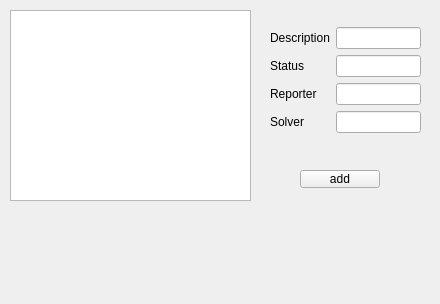
Above: gui/gui.ui from 913-Horvath-Krisztina/OOP-mock-exam0 before the change. Below: the same form after it.
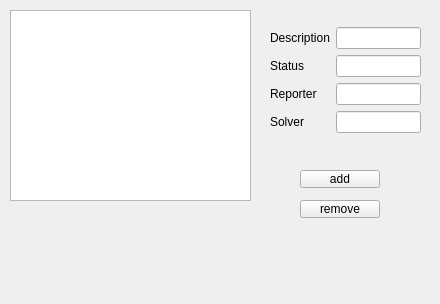
That is the form after the change.

```diff
--- a/gui/gui.ui
+++ b/gui/gui.ui
@@ -36,6 +36,19 @@
     <string>add</string>
    </property>
   </widget>
+  <widget class="QPushButton" name="remove_pushButton">
+   <property name="geometry">
+    <rect>
+     <x>300</x>
+     <y>200</y>
+     <width>80</width>
+     <height>18</height>
+    </rect>
+   </property>
+   <property name="text">
+    <string>remove</string>
+   </property>
+  </widget>
   <widget class="QWidget" name="">
    <property name="geometry">
     <rect>
```
